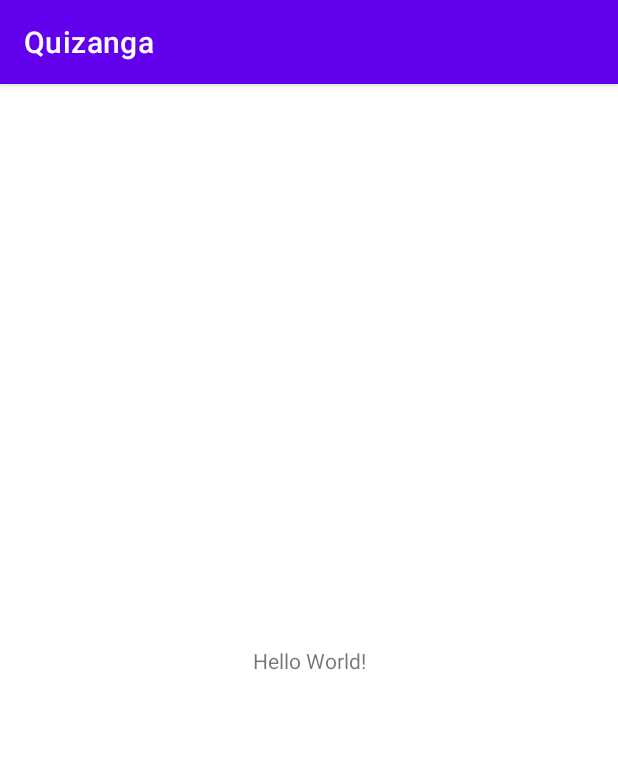
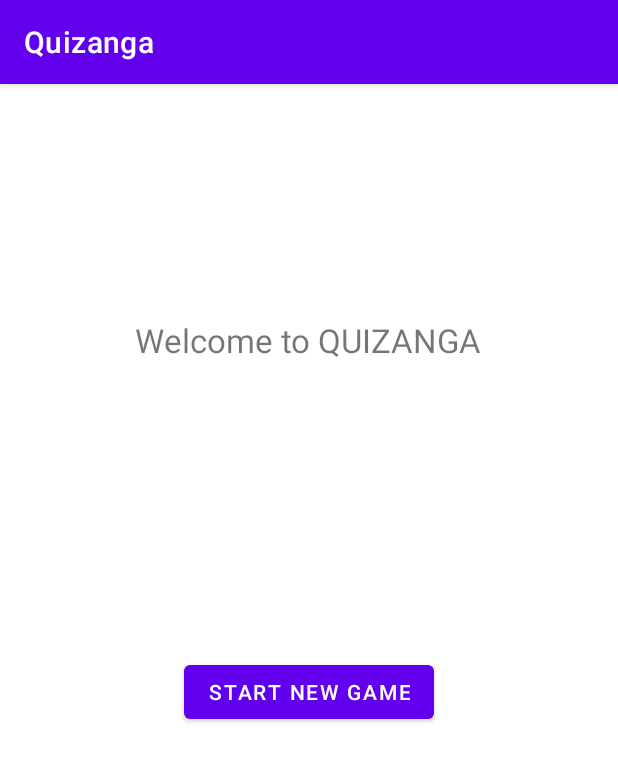
Before and after one commit to michalguspiel/Quizanga, an Android app: the screen it shows after launch (MainActivity), on a phone screen of 412 x 824 dp. Shown: the top 762 px of the screen. Run offline under Robolectric (Android 15) with nearby library versions, the phone set to English and light mode, and no system bars.

Commit message:
Implemented first fragments and tests.

```diff
--- a/app/src/main/AndroidManifest.xml
+++ b/app/src/main/AndroidManifest.xml
@@ -3,6 +3,7 @@
     package="com.erdees.quizanga">
 
     <application
+        android:name=".MainApplication"
         android:allowBackup="true"
         android:icon="@mipmap/ic_launcher"
         android:label="@string/app_name"
@@ -12,7 +13,6 @@
         <activity android:name=".MainActivity">
             <intent-filter>
                 <action android:name="android.intent.action.MAIN" />
-
                 <category android:name="android.intent.category.LAUNCHER" />
             </intent-filter>
         </activity>
--- /dev/null
+++ b/app/src/main/java/com/erdees/quizanga/Game.kt
@@ -0,0 +1,8 @@
+package com.erdees.quizanga
+
+class Game{
+    var hasStarted  = false
+    var players : Array<Player> = arrayOf()
+
+
+}
--- a/app/src/main/java/com/erdees/quizanga/MainActivity.kt
+++ b/app/src/main/java/com/erdees/quizanga/MainActivity.kt
@@ -2,10 +2,55 @@ package com.erdees.quizanga
 
 import androidx.appcompat.app.AppCompatActivity
 import android.os.Bundle
+import android.widget.FrameLayout
+import androidx.fragment.app.Fragment
+import androidx.fragment.app.FragmentManager
+import androidx.fragment.app.FragmentTransaction
+import com.erdees.quizanga.fragments.SetGameFragment
+import com.erdees.quizanga.fragments.WelcomeFragment
 
 class MainActivity : AppCompatActivity() {
+
+    private val quizangaApplication by lazy {
+        (application as MainApplication).quizangaApplication
+    }
+
+
     override fun onCreate(savedInstanceState: Bundle?) {
         super.onCreate(savedInstanceState)
         setContentView(R.layout.activity_main)
+
+        val frame = findViewById<FrameLayout>(R.id.activity_main_frame)
+
+        quizangaApplication.withScreenCallback { screen ->
+            frame.removeAllViews()
+            when (screen) {
+                is WelcomeScreen -> {
+                    val fragment = WelcomeFragment.newInstance()
+                    fragment.application = quizangaApplication
+                    openFragment(fragment, WelcomeFragment.TAG)
+                }
+                is SetGameScreen -> {
+                    val fragment = SetGameFragment.newInstance()
+                    fragment.application = quizangaApplication
+                    openFragment(fragment,SetGameFragment.TAG)
+                }
+            }
+        }
+    }
+
+
+
+    private fun openFragment(fragment: Fragment, fragmentTag: String) {
+        val backStateName = fragment.javaClass.name
+        val manager: FragmentManager = supportFragmentManager
+        val fragmentPopped = manager.popBackStackImmediate(backStateName, 0)
+        if (!fragmentPopped && manager.findFragmentByTag(fragmentTag) == null) { //if fragment isn't in backStack, create it
+            val ft: FragmentTransaction = manager.beginTransaction()
+            ft.replace(R.id.activity_main_frame, fragment, fragmentTag)
+            ft.setTransition(FragmentTransaction.TRANSIT_FRAGMENT_FADE)
+            ft.addToBackStack(backStateName)
+            ft.commit()
+        }
     }
 }
--- /dev/null
+++ b/app/src/main/java/com/erdees/quizanga/MainApplication.kt
@@ -0,0 +1,15 @@
+package com.erdees.quizanga
+
+import android.app.Application
+
+class MainApplication : Application() {
+    val quizangaApplication by lazy {
+        QuizangaApplication()
+    }
+    override fun onCreate() {
+        super.onCreate()
+        quizangaApplication.open()
+        quizangaApplication.setInitialScreen()
+    }
+
+}
--- /dev/null
+++ b/app/src/main/java/com/erdees/quizanga/Player.kt
@@ -0,0 +1,3 @@
+package com.erdees.quizanga
+
+data class Player(val name : String, var points : Int)
--- /dev/null
+++ b/app/src/main/java/com/erdees/quizanga/QuizangaApplication.kt
@@ -0,0 +1,43 @@
+package com.erdees.quizanga
+
+
+
+class QuizangaApplication {
+
+    private object NoActionScreenCallback : (Screen) -> Unit {
+        override fun invoke(screen: Screen) {}
+    }
+
+    private var screenCallback : (Screen) -> Unit = NoActionScreenCallback
+
+    lateinit var game :  Game
+    lateinit var screen : Screen
+
+
+    fun startGame(){
+        screen = SetGameScreen()
+        this.screenCallback(screen)
+    }
+
+    fun open() {
+    game = Game()
+    }
+
+    fun setInitialScreen(){
+        screen = if(!game.hasStarted) WelcomeScreen()
+        else GameScreen()
+    }
+
+
+    fun withScreenCallback(callback: (Screen) -> Unit ){
+        this.screenCallback = callback
+        updateScreen(screen)
+    }
+
+    private fun updateScreen(screen: Screen) {
+        this.screen = screen
+        screenCallback(this.screen)
+
+    }
+
+}
--- /dev/null
+++ b/app/src/main/java/com/erdees/quizanga/Screen.kt
@@ -0,0 +1,3 @@
+package com.erdees.quizanga
+
+interface Screen
--- /dev/null
+++ b/app/src/main/java/com/erdees/quizanga/Screens.kt
@@ -0,0 +1,7 @@
+package com.erdees.quizanga
+
+class WelcomeScreen : Screen
+
+class SetGameScreen : Screen
+
+class GameScreen : Screen
--- /dev/null
+++ b/app/src/main/java/com/erdees/quizanga/fragments/WelcomeFragment.kt
@@ -0,0 +1,32 @@
+package com.erdees.quizanga.fragments
+
+import android.os.Bundle
+import android.view.LayoutInflater
+import android.view.View
+import android.view.ViewGroup
+import android.widget.Button
+import androidx.fragment.app.Fragment
+import com.erdees.quizanga.QuizangaApplication
+import com.erdees.quizanga.R
+
+class WelcomeFragment: Fragment() {
+    lateinit var application : QuizangaApplication
+
+    override fun onCreateView(inflater: LayoutInflater, container: ViewGroup?, savedInstanceState: Bundle?): View? {
+        val view = inflater.inflate(R.layout.view_welcome,container,false)
+
+        val startNewGameButton = view.findViewById<Button>(R.id.view_welcome_start_new_game_button)
+
+        startNewGameButton.setOnClickListener {
+            application.startGame()
+        }
+
+        return view
+    }
+
+   companion object {
+    const val TAG = "WelcomeFragment"
+    fun newInstance() : WelcomeFragment = WelcomeFragment()
+}
+
+}
--- a/app/src/main/res/layout/activity_main.xml
+++ b/app/src/main/res/layout/activity_main.xml
@@ -6,13 +6,15 @@
     android:layout_height="match_parent"
     tools:context=".MainActivity">
 
-    <TextView
-        android:layout_width="wrap_content"
-        android:layout_height="wrap_content"
-        android:text="Hello World!"
-        app:layout_constraintBottom_toBottomOf="parent"
-        app:layout_constraintLeft_toLeftOf="parent"
-        app:layout_constraintRight_toRightOf="parent"
-        app:layout_constraintTop_toTopOf="parent" />
+    <FrameLayout
+        android:id="@+id/activity_main_frame"
+        android:layout_width="match_parent"
+        android:layout_height="match_parent">
 
+        <TextView
+            android:id="@+id/textView3"
+            android:layout_width="wrap_content"
+            android:layout_height="wrap_content"
+            android:text="main frame " />
+    </FrameLayout>
 </androidx.constraintlayout.widget.ConstraintLayout>
--- /dev/null
+++ b/app/src/main/res/layout/view_welcome.xml
@@ -0,0 +1,30 @@
+<?xml version="1.0" encoding="utf-8"?>
+<androidx.constraintlayout.widget.ConstraintLayout
+    xmlns:android="http://schemas.android.com/apk/res/android"
+    xmlns:app="http://schemas.android.com/apk/res-auto"
+    xmlns:tools="http://schemas.android.com/tools"
+    android:layout_width="match_parent"
+    android:layout_height="match_parent">
+
+    <TextView
+        android:id="@+id/welcome_tv"
+        android:layout_width="wrap_content"
+        android:layout_height="wrap_content"
+        android:layout_marginTop="156dp"
+        android:text="Welcome to QUIZANGA"
+        android:textSize="22sp"
+        app:layout_constraintEnd_toEndOf="parent"
+        app:layout_constraintHorizontal_bias="0.498"
+        app:layout_constraintStart_toStartOf="parent"
+        app:layout_constraintTop_toTopOf="parent" />
+
+    <Button
+        android:id="@+id/view_welcome_start_new_game_button"
+        android:layout_width="wrap_content"
+        android:layout_height="wrap_content"
+        android:layout_marginTop="196dp"
+        android:text="Start new game"
+        app:layout_constraintEnd_toEndOf="parent"
+        app:layout_constraintStart_toStartOf="parent"
+        app:layout_constraintTop_toBottomOf="@+id/welcome_tv" />
+</androidx.constraintlayout.widget.ConstraintLayout>
```
Also changed, not shown: app/src/main/java/com/erdees/quizanga/fragments/SetGameFragment.kt (added, +24 -0 lines), app/src/main/res/layout/item_set_game_player_list.xml (added, +24 -0 lines), app/src/main/res/layout/view_set_game.xml (added, +88 -0 lines), 3 other files.
